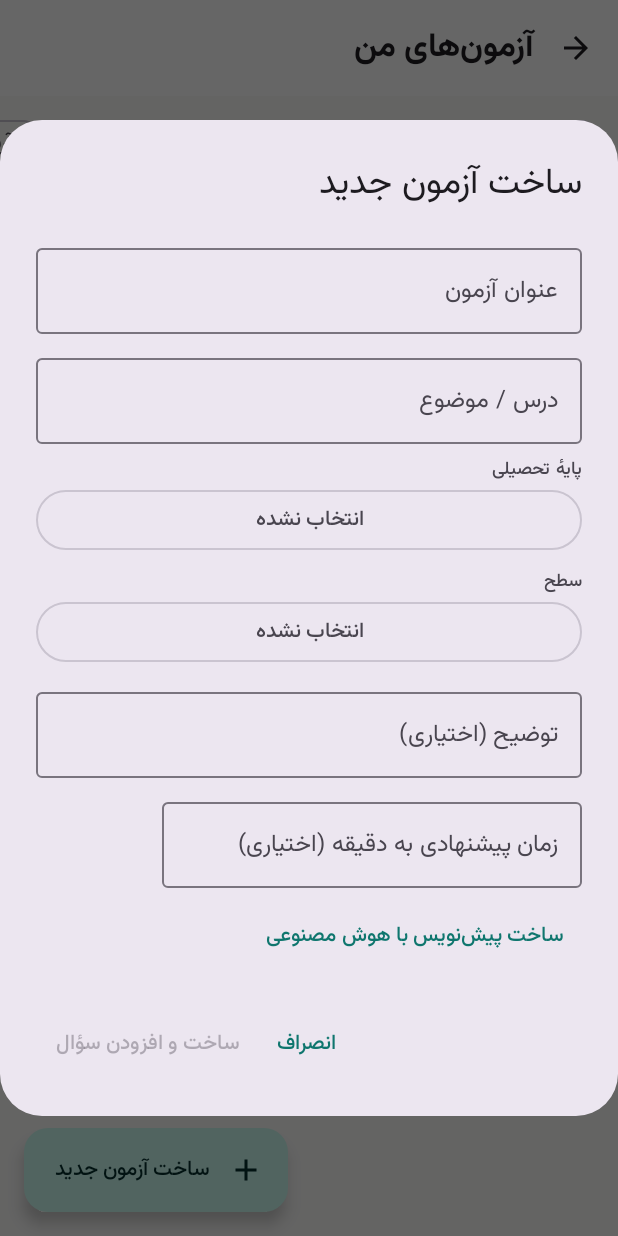
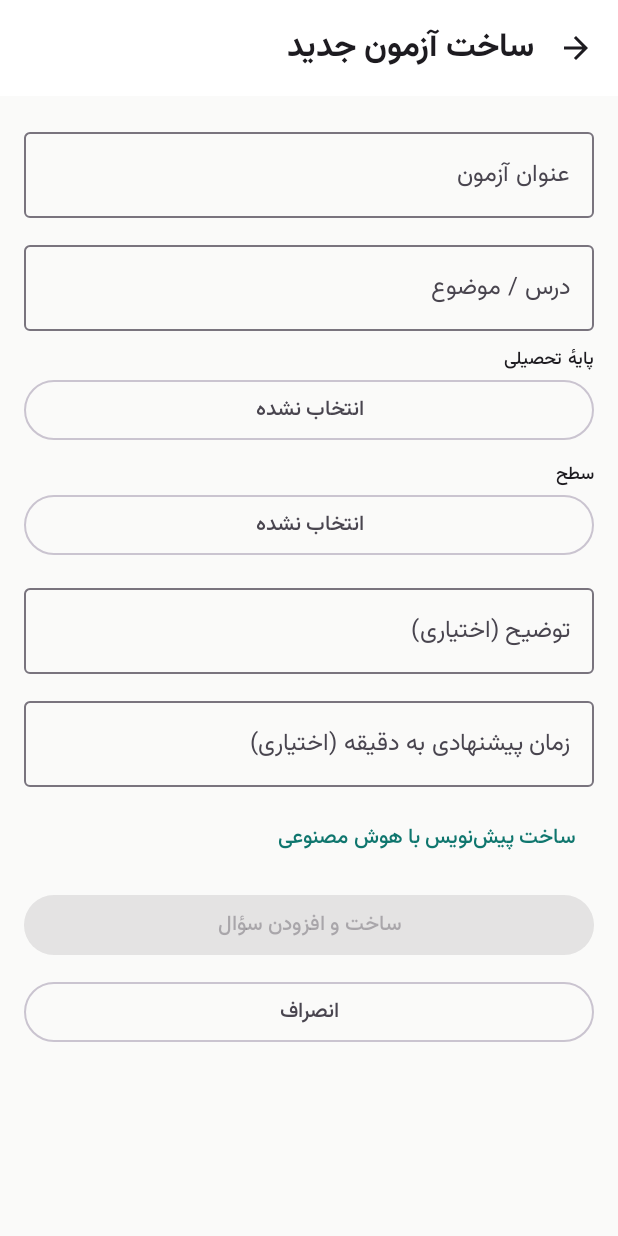
Before and after one commit to ghadirb/yadbin, an Android app built with Jetpack Compose: the AssessmentsScreen screen opened through its navigation route, after a tap on "ساخت آزمون جدید", on a phone screen of 412 x 824 dp. Run offline under Robolectric (Android 15) with nearby library versions, the phone set to English and light mode, and no system bars; our stand-ins replace Room's generated code.

Commit message:
fix(android): replace floating dialogs with full-screen forms so Cancel/Back always closes new-assessment and add-source screens

```diff
--- a/teacher-android/app/src/main/kotlin/com/yadbin/teacher/ui/assessments/AssessmentsScreen.kt
+++ b/teacher-android/app/src/main/kotlin/com/yadbin/teacher/ui/assessments/AssessmentsScreen.kt
@@ -84,9 +84,10 @@ fun AssessmentsScreen(onBack: () -> Unit, onOpen: (String) -> Unit) {
     val state by vm.state.collectAsStateWithLifecycle()
     val message by vm.message.collectAsStateWithLifecycle()
     var filter by rememberSaveable { mutableStateOf("all") }
-    var showCreate by remember { mutableStateOf(false) }
-    var showAi by remember { mutableStateOf(false) }
+    var showCreate by rememberSaveable { mutableStateOf(false) }
+    var showAi by rememberSaveable { mutableStateOf(false) }
     androidx.activity.compose.BackHandler(enabled = !showCreate && !showAi, onBack = onBack)
+    androidx.activity.compose.BackHandler(enabled = showCreate || showAi) { showCreate = false; showAi = false }
     val snackbar = remember { SnackbarHostState() }
     LaunchedEffect(message) { message?.let { snackbar.showSnackbar(it); vm.clearMessage() } }
 
@@ -96,6 +97,23 @@ fun AssessmentsScreen(onBack: () -> Unit, onOpen: (String) -> Unit) {
         val obs = androidx.lifecycle.LifecycleEventObserver { _, e -> if (e == androidx.lifecycle.Lifecycle.Event.ON_RESUME) vm.refresh() }
         lifecycle.addObserver(obs)
         onDispose { lifecycle.removeObserver(obs) }
+    }
+
+    // The forms are full screens inside this screen (not floating dialogs), so Cancel / Back always closes them.
+    if (showAi) {
+        AiAssessmentForm(
+            onBack = { showAi = false },
+            onCreate = { p, sub, g, l, n -> showAi = false; vm.aiDraft(p, sub, g, l, n, onOpen) },
+        )
+        return
+    }
+    if (showCreate) {
+        CreateAssessmentForm(
+            onBack = { showCreate = false },
+            onAi = { showCreate = false; showAi = true },
+            onCreate = { t, sub, g, l, d, m -> showCreate = false; vm.create(t, sub, g, l, d, m, onOpen) },
+        )
+        return
     }
 
     Scaffold(
@@ -126,16 +144,6 @@ fun AssessmentsScreen(onBack: () -> Unit, onOpen: (String) -> Unit) {
             }
         }
     }
-
-    if (showCreate) CreateAssessmentDialog(
-        onDismiss = { showCreate = false },
-        onAi = { showCreate = false; showAi = true },
-        onCreate = { t, sub, g, l, d, m -> showCreate = false; vm.create(t, sub, g, l, d, m, onOpen) },
-    )
-    if (showAi) AiAssessmentDialog(
-        onDismiss = { showAi = false },
-        onCreate = { p, sub, g, l, n -> showAi = false; vm.aiDraft(p, sub, g, l, n, onOpen) },
-    )
 }
 
 @Composable
@@ -157,59 +165,61 @@ private fun AssessmentCard(a: AssessmentInfo, onClick: () -> Unit) {
 }
 
 @Composable
-private fun CreateAssessmentDialog(onDismiss: () -> Unit, onAi: () -> Unit, onCreate: (String, String?, String?, String?, String?, Int?) -> Unit) {
-    var title by remember { mutableStateOf("") }
-    var subject by remember { mutableStateOf("") }
-    var grade by remember { mutableStateOf<String?>(null) }
-    var level by remember { mutableStateOf<String?>(null) }
-    var desc by remember { mutableStateOf("") }
-    var minutes by remember { mutableStateOf("") }
-    AlertDialog(
-        onDismissRequest = onDismiss,
-        title = { Text("ساخت آزمون جدید") },
-        text = {
-            Column(Modifier.verticalScrollCompat(), verticalArrangement = Arrangement.spacedBy(8.dp)) {
+private fun CreateAssessmentForm(onBack: () -> Unit, onAi: () -> Unit, onCreate: (String, String?, String?, String?, String?, Int?) -> Unit) {
+    var title by rememberSaveable { mutableStateOf("") }
+    var subject by rememberSaveable { mutableStateOf("") }
+    var grade by rememberSaveable { mutableStateOf<String?>(null) }
+    var level by rememberSaveable { mutableStateOf<String?>(null) }
+    var desc by rememberSaveable { mutableStateOf("") }
+    var minutes by rememberSaveable { mutableStateOf("") }
+    Scaffold(topBar = { YadbinTopBar("ساخت آزمون جدید", onBack) }) { pad ->
+        Column(
+            Modifier.padding(pad).fillMaxSize().verticalScroll(rememberScrollState()).padding(16.dp),
+            verticalArrangement = Arrangement.spacedBy(10.dp),
+        ) {
             OutlinedTextField(title, { title = it }, label = { Text("عنوان آزمون") }, singleLine = true, modifier = Modifier.fillMaxWidth())
             OutlinedTextField(subject, { subject = it }, label = { Text("درس / موضوع") }, singleLine = true, modifier = Modifier.fillMaxWidth())
             GradeDropdown("پایهٔ تحصیلی", grade, { grade = it }, allowNone = true)
             OptionDropdown("سطح", Edu.levels, level, { level = it }, allowNone = true)
             OutlinedTextField(desc, { desc = it }, label = { Text("توضیح (اختیاری)") }, modifier = Modifier.fillMaxWidth())
-                AgeField("زمان پیشنهادی به دقیقه (اختیاری)", minutes, { minutes = it })
+            AgeField("زمان پیشنهادی به دقیقه (اختیاری)", minutes, { minutes = it }, Modifier.fillMaxWidth())
             TextButton(onClick = onAi) { Text("ساخت پیش‌نویس با هوش مصنوعی") }
+            Button(
+                enabled = title.isNotBlank(),
+                onClick = { onCreate(title, subject.ifBlank { null }, grade, level, desc.ifBlank { null }, parseIntFa(minutes)) },
+                modifier = Modifier.fillMaxWidth(),
+            ) { Text("ساخت و افزودن سؤال") }
+            OutlinedButton(onClick = onBack, modifier = Modifier.fillMaxWidth()) { Text("انصراف") }
         }
-        },
-        confirmButton = {
-            TextButton(enabled = title.isNotBlank(), onClick = { onCreate(title, subject.ifBlank { null }, grade, level, desc.ifBlank { null }, parseIntFa(minutes)) }) { Text("ساخت و افزودن سؤال") }
-        },
-        dismissButton = { TextButton(onClick = onDismiss) { Text("انصراف") } },
-    )
+    }
 }
 
 @Composable
-private fun AiAssessmentDialog(onDismiss: () -> Unit, onCreate: (String, String?, String?, String?, Int) -> Unit) {
-    var prompt by remember { mutableStateOf("") }
-    var subject by remember { mutableStateOf("") }
-    var grade by remember { mutableStateOf<String?>(null) }
-    var level by remember { mutableStateOf<String?>(null) }
-    var count by remember { mutableStateOf("10") }
-    AlertDialog(
-        onDismissRequest = onDismiss,
-        title = { Text("پیش‌نویس آزمون با هوش مصنوعی") },
-        text = {
-            Column(Modifier.verticalScrollCompat(), verticalArrangement = Arrangement.spacedBy(8.dp)) {
-                Text("فقط پیش‌نویس ساخته می‌شود. شما آن را ویرایش، آزمایش و تأیید می‌کنید؛ هیچ آزمونی خودکار منتشر نمی‌شود. نام و اطلاعات دانش‌آموزان هرگز ارسال نمی‌شود.", style = MaterialTheme.typography.bodySmall)
+private fun AiAssessmentForm(onBack: () -> Unit, onCreate: (String, String?, String?, String?, Int) -> Unit) {
+    var prompt by rememberSaveable { mutableStateOf("") }
+    var subject by rememberSaveable { mutableStateOf("") }
+    var grade by rememberSaveable { mutableStateOf<String?>(null) }
+    var level by rememberSaveable { mutableStateOf<String?>(null) }
+    var count by rememberSaveable { mutableStateOf("10") }
+    Scaffold(topBar = { YadbinTopBar("پیش‌نویس آزمون با هوش مصنوعی", onBack) }) { pad ->
+        Column(
+            Modifier.padding(pad).fillMaxSize().verticalScroll(rememberScrollState()).padding(16.dp),
+            verticalArrangement = Arrangement.spacedBy(10.dp),
+        ) {
+            NoticeText("فقط پیش‌نویس ساخته می‌شود. شما آن را ویرایش، آزمایش و تأیید می‌کنید؛ هیچ آزمونی خودکار منتشر نمی‌شود. نام و اطلاعات دانش‌آموزان هرگز ارسال نمی‌شود.")
             OutlinedTextField(prompt, { prompt = it }, label = { Text("مثلاً: از فصل دوم علوم ششم یک آزمون متوسط بساز") }, modifier = Modifier.fillMaxWidth())
             OutlinedTextField(subject, { subject = it }, label = { Text("درس (اختیاری)") }, singleLine = true, modifier = Modifier.fillMaxWidth())
             GradeDropdown("پایه", grade, { grade = it }, allowNone = true)
             OptionDropdown("سطح", Edu.levels, level, { level = it }, allowNone = true)
-                AgeField("تعداد سؤال (۳ تا ۲۰)", count, { count = it })
+            AgeField("تعداد سؤال (۳ تا ۲۰)", count, { count = it }, Modifier.fillMaxWidth())
+            Button(
+                enabled = prompt.trim().length >= 5,
+                onClick = { onCreate(prompt, subject.ifBlank { null }, grade, level, (parseIntFa(count) ?: 10).coerceIn(3, 20)) },
+                modifier = Modifier.fillMaxWidth(),
+            ) { Text("ساخت پیش‌نویس") }
+            OutlinedButton(onClick = onBack, modifier = Modifier.fillMaxWidth()) { Text("انصراف") }
         }
-        },
-        confirmButton = {
-            TextButton(enabled = prompt.trim().length >= 5, onClick = { onCreate(prompt, subject.ifBlank { null }, grade, level, (parseIntFa(count) ?: 10).coerceIn(3, 20)) }) { Text("ساخت پیش‌نویس") }
-        },
-        dismissButton = { TextButton(onClick = onDismiss) { Text("انصراف") } },
-    )
+    }
 }
 
 /** Dialog content can be taller than the screen on small phones. */
--- a/teacher-android/app/src/main/kotlin/com/yadbin/teacher/ui/sources/SourceQuizScreen.kt
+++ b/teacher-android/app/src/main/kotlin/com/yadbin/teacher/ui/sources/SourceQuizScreen.kt
@@ -79,7 +79,7 @@ fun SourceQuizScreen(sourceId: String, onBack: () -> Unit, onCreated: (String) -
                     items(SourceRules.QUESTION_TYPES) { (key, label) -> Row(verticalAlignment = androidx.compose.ui.Alignment.CenterVertically) { Checkbox(key in types, { checked -> types = if (checked) types + key else types - key }); Text(label) } }
                     item { Text("سطح سؤال") }
                     item { Row(horizontalArrangement = Arrangement.spacedBy(8.dp)) { listOf("easy" to "ط¢ط³ط§ظ†", "medium" to "ظ…طھظˆط³ط·", "hard" to "ط³ط®طھ").forEach { (key, label) -> FilterChip(selected = level == key, onClick = { level = key }, label = { Text(label) }) } } }
-                    item { if (!advice.ok) Text(advice.message ?: "ظ…ط­ط¯ظˆط¯ظ‡ظ” ط§ظ†طھط®ط§ط¨â€Œط´ط¯ظ‡ ع©ط§ظپغŒ ظ†غŒط³طھ.", color = MaterialTheme.colorScheme.error) }
+                    item { if (!advice.ok) Text(advice.message ?: "محدودهٔ انتخاب‌شده کافی نیست.", color = MaterialTheme.colorScheme.error) }
                     item { Button(enabled = advice.ok && types.isNotEmpty() && !busy, onClick = { vm.create(SourceDraftSpec(sourceId = sourceId, sectionIds = selected.toList(), wholeSource = wholeSource, title = title, level = level, questionCount = count, questionTypes = types.toList()), onCreated) }, modifier = Modifier.fillMaxWidth()) { if (busy) CircularProgressIndicator(Modifier.size(18.dp), strokeWidth = 2.dp) else Text("ساخت پیش‌نویس آزمون") } }
                     item { Text("آزمون ابتدا به‌صورت پیش‌نویس باز می‌شود و قبل از انتشار قابل ویرایش و بازبینی است.", style = MaterialTheme.typography.bodySmall) }
                 }
```
Also changed, not shown: teacher-android/app/src/main/kotlin/com/yadbin/teacher/ui/sources/SourcesScreen.kt (+36 -30 lines). Lines whose indentation alone changed are shown as unchanged.
